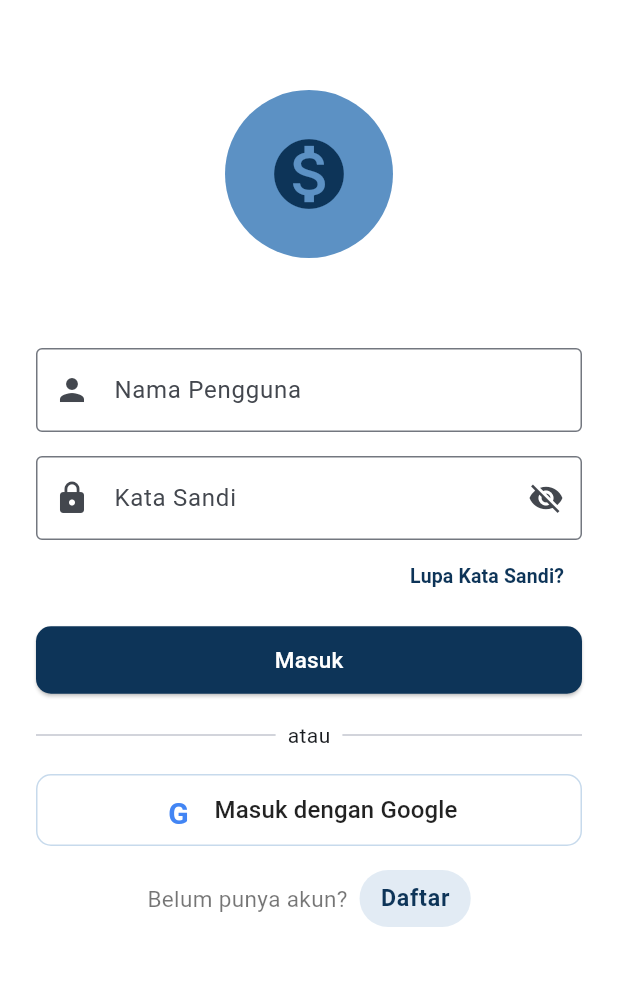
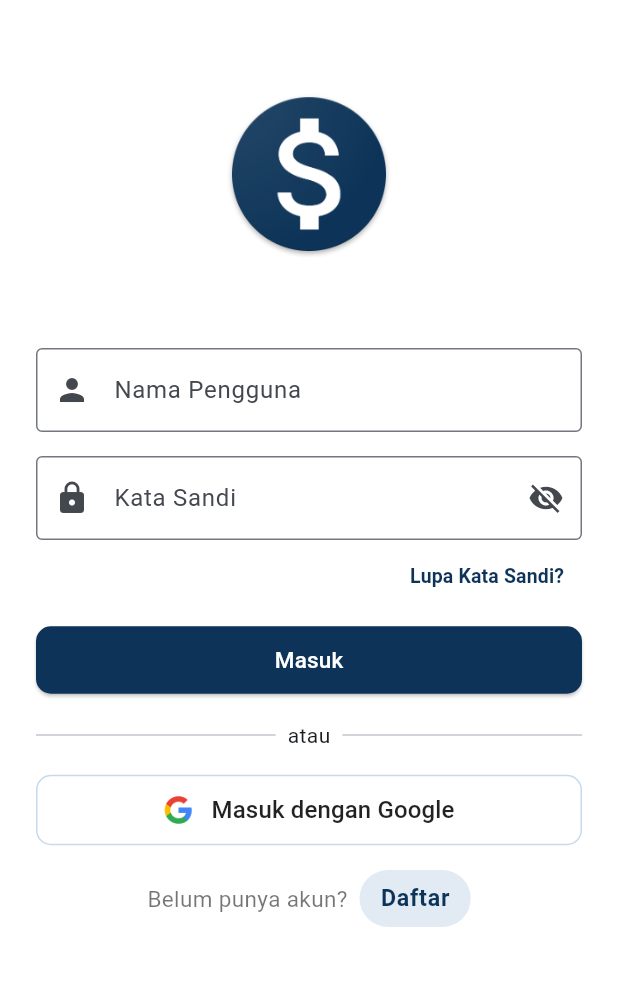
Before and after one commit to amaragita/Manajemen_Pengeluaran, a Flutter app: the screen it shows after launch, on a phone screen of 412 x 824 dp, the part 225-1211 px from its top. Run offline on Flutter 3.47's test engine with Material 3 defaults, Android fonts, the phone set to English and light mode, and no system bars; our stand-ins replace cloud_firestore, firebase_auth, firebase_core, fl_chart, google_sign_in, image_picker and 3 more; accounts and stored records are empty.

Commit message:
seventh commit

```diff
--- a/lib/screens/login_screen.dart
+++ b/lib/screens/login_screen.dart
@@ -154,13 +154,14 @@ class _LoginScreenState extends State<LoginScreen> {
                   textAlign: TextAlign.center,
                 ),
                 const SizedBox(height: 60),
-                CircleAvatar(
-                  radius: 56,
-                  backgroundColor: kAccentColor,
-                  child: Icon(
-                    Icons.monetization_on,
-                    size: 56,
-                    color: kPrimaryColor,
+                SizedBox(
+                  height: 112,
+                  width: 112,
+                  child: ClipOval(
+                    child: Image.asset(
+                      'assets/icons/ManajemenPengeluaran.png',
+                      fit: BoxFit.cover,
+                    ),
                   ),
                 ),
                 const SizedBox(height: 60),
@@ -287,23 +288,10 @@ class _LoginScreenState extends State<LoginScreen> {
                           child: Row(
                             mainAxisAlignment: MainAxisAlignment.center,
                             children: [
-                              Container(
-                                width: 24,
-                                height: 24,
-                                decoration: const BoxDecoration(
-                                  shape: BoxShape.circle,
-                                  color: Colors.white,
-                                ),
-                                child: Center(
-                                  child: Text(
-                                    'G',
-                                    style: TextStyle(
-                                      color: Color(0xFF4285F4),
-                                      fontWeight: FontWeight.bold,
-                                      fontSize: 20,
-                                    ),
-                                  ),
-                                ),
+                              Image.asset(
+                                'assets/icons/google.png',
+                                width: 20,
+                                height: 20,
                               ),
                               const SizedBox(width: 12),
                               const Text(
```
Also changed, not shown: pubspec.yaml (+10 -3 lines), assets/icons/ManajemenPengeluaran.png (added), assets/icons/google.png (added), pubspec.lock, 29 other files.
